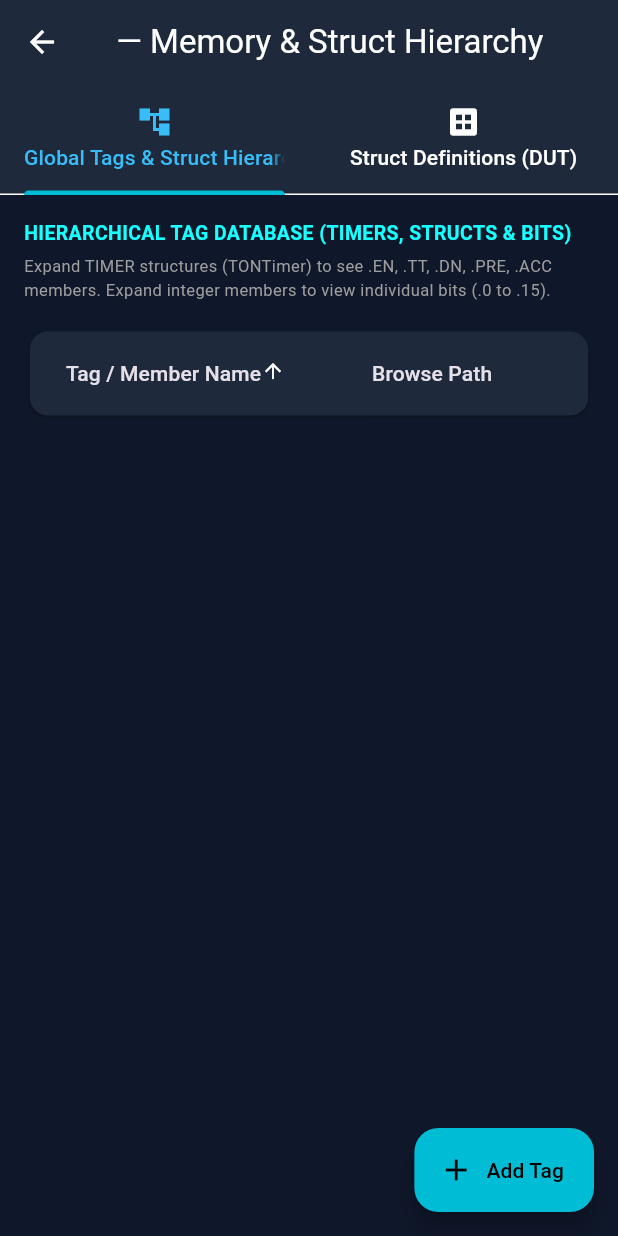
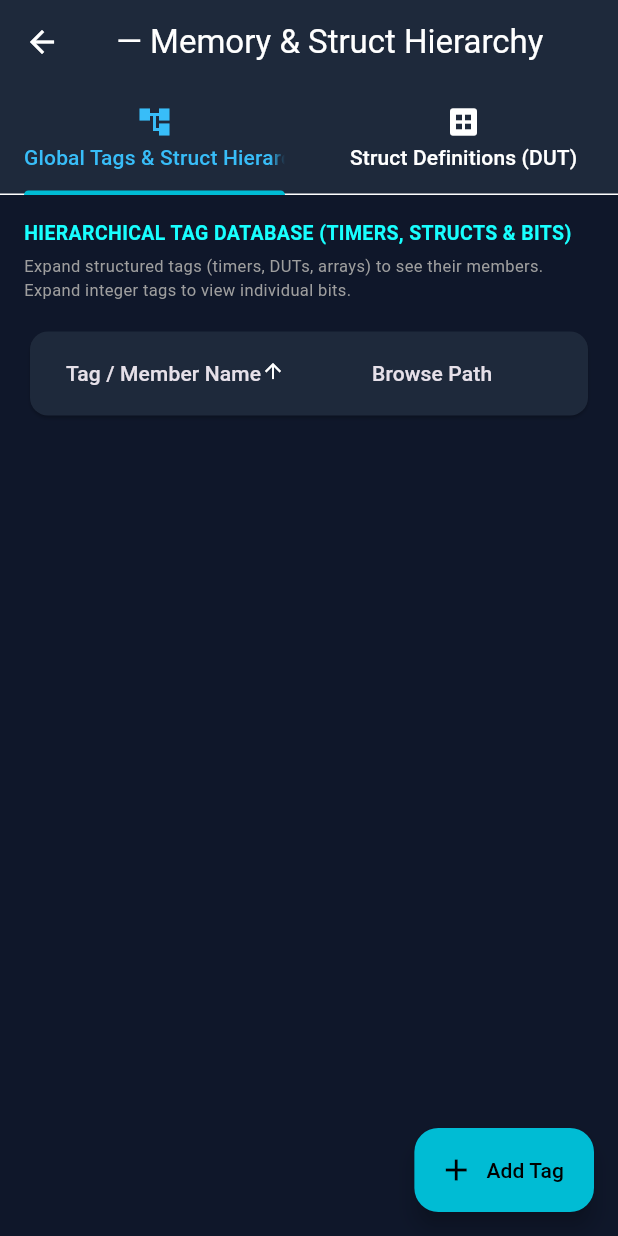
Before and after one commit to JarrodFranz/soft-plc-simulator, a Flutter app: the MemoryManagerScreen screen opened directly with empty values, on a phone screen of 412 x 824 dp. Run offline on Flutter 3.47's test engine with Material 3 defaults, Android fonts, the phone set to English and light mode, and no system bars.

Commit message:
docs(tags): update Memory Manager caption for generic expansion

```diff
--- a/mobile/lib/screens/memory_manager_screen.dart
+++ b/mobile/lib/screens/memory_manager_screen.dart
@@ -173,7 +173,7 @@ class _MemoryManagerScreenState extends State<MemoryManagerScreen> with SingleTi
           children: [
             const Text('HIERARCHICAL TAG DATABASE (TIMERS, STRUCTS & BITS)', style: TextStyle(fontWeight: FontWeight.bold, fontSize: 13, color: Colors.cyanAccent)),
             const SizedBox(height: 4),
-            const Text('Expand TIMER structures (TONTimer) to see .EN, .TT, .DN, .PRE, .ACC members. Expand integer members to view individual bits (.0 to .15).', style: TextStyle(color: Colors.grey, fontSize: 11)),
+            const Text('Expand structured tags (timers, DUTs, arrays) to see their members. Expand integer tags to view individual bits.', style: TextStyle(color: Colors.grey, fontSize: 11)),
             const SizedBox(height: 16),
 
             Card(
```
